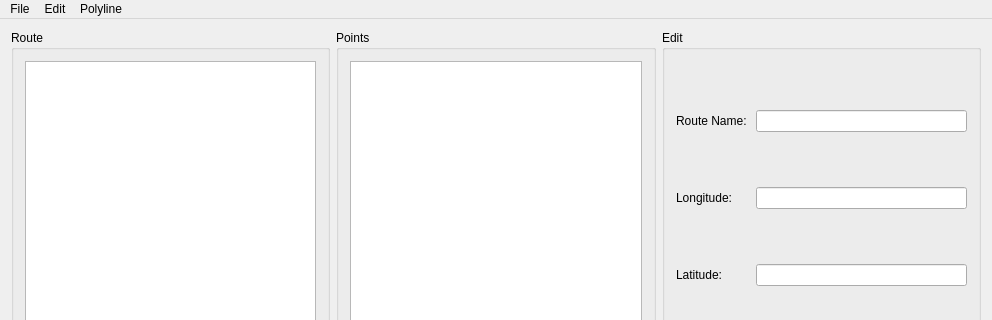
This is Lab01/mainwindow.ui in YAXo-O/Software-Engeneering as Qt 5 draws it before an edit; both pictures show x 0 to 992 and y 0 to 320 of the 992 by 459 pixel window. The edited form follows.
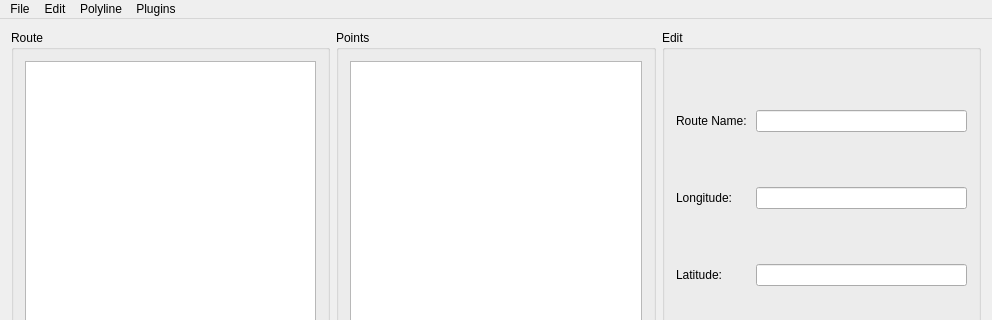
This is the edited form.

Commit message: Loading plugins: table added

The edit to the form file:
```diff
--- a/Lab01/mainwindow.ui
+++ b/Lab01/mainwindow.ui
@@ -158,9 +158,16 @@
     <addaction name="actionCreateRoute"/>
     <addaction name="actionUpdatePolyline"/>
    </widget>
+   <widget class="QMenu" name="menuPlugins">
+    <property name="title">
+     <string>Plugins</string>
+    </property>
+    <addaction name="actionPlugin_table"/>
+   </widget>
    <addaction name="menuFile"/>
    <addaction name="menuEdit"/>
    <addaction name="menuPolyline"/>
+   <addaction name="menuPlugins"/>
   </widget>
   <widget class="QStatusBar" name="statusBar"/>
   <action name="actionLoad">
```
Left out of the diff: 8 changed lines with no effect on the pictures. The commit also changes 3 other files.
